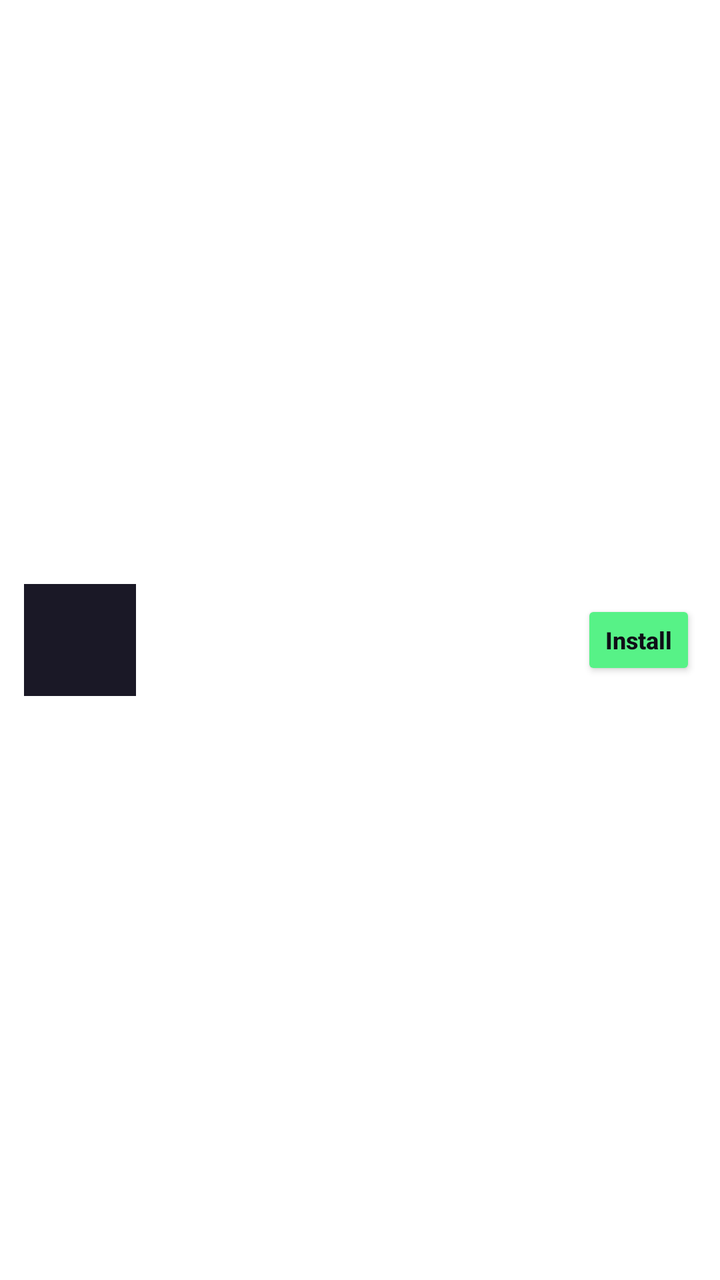
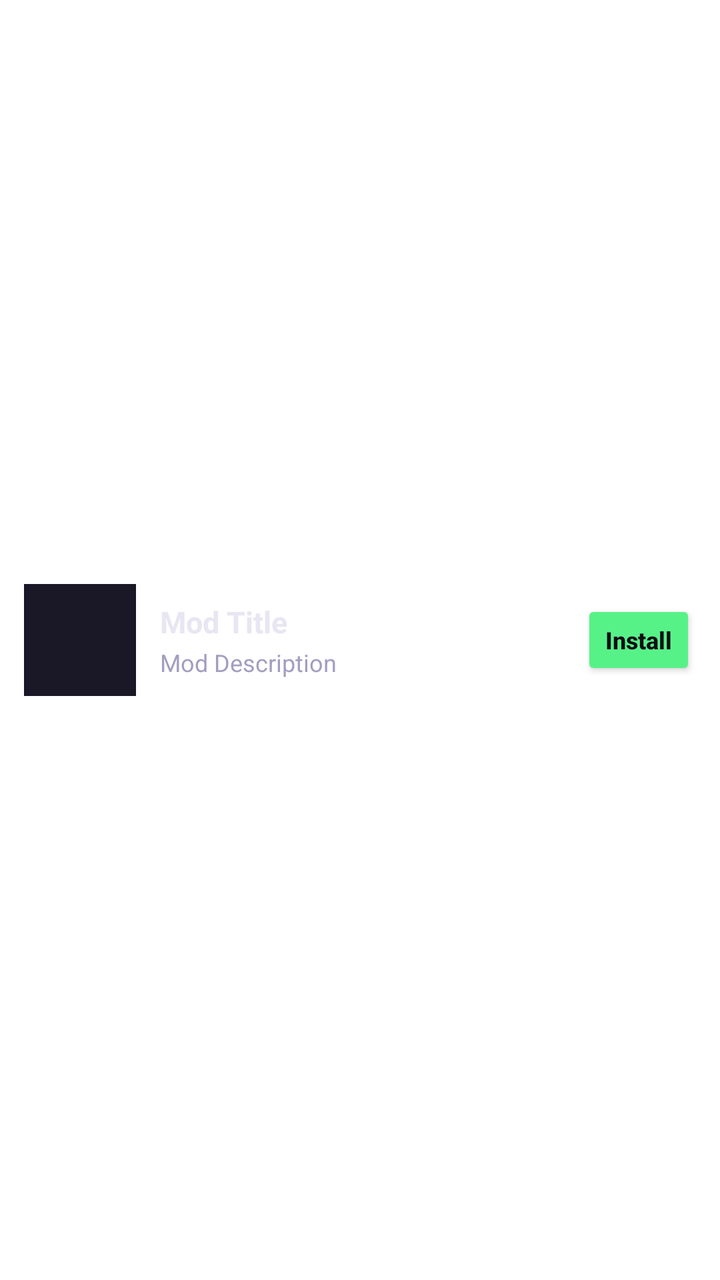

Screens rendered from an Android XML layout before and after an edit, with the pre-edit source and the edit as a unified diff.
<!-- AndroidManifest.xml: application theme Theme.Launcher -->
<!-- res/layout/item_store_mod.xml -->
<?xml version="1.0" encoding="utf-8"?>
<LinearLayout xmlns:android="http://schemas.android.com/apk/res/android"
    xmlns:app="http://schemas.android.com/apk/res-auto"
    android:id="@+id/root"
    android:layout_width="match_parent"
    android:layout_height="wrap_content"
    android:gravity="center_vertical"
    android:orientation="horizontal"
    android:padding="12dp">

    <ImageView
        android:id="@+id/icon"
        android:layout_width="56dp"
        android:layout_height="56dp"
        android:background="@color/card"
        android:contentDescription="@null"
        android:scaleType="centerCrop" />

    <androidx.constraintlayout.widget.ConstraintLayout
        android:id="@+id/text_block"
        android:layout_width="0dp"
        android:layout_height="wrap_content"
        android:layout_marginStart="12dp"
        android:layout_weight="1">

        <TextView
            android:id="@+id/name"
            android:layout_width="0dp"
            android:layout_height="wrap_content"
            android:ellipsize="end"
            android:maxLines="1"
            android:textColor="@color/text_main"
            android:textSize="15sp"
            android:textStyle="bold"
            app:layout_constraintBottom_toTopOf="@+id/desc"
            app:layout_constraintEnd_toEndOf="parent"
            app:layout_constraintStart_toStartOf="parent"
            app:layout_constraintTop_toTopOf="parent"
            app:layout_constraintVertical_chainStyle="packed" />

        <TextView
            android:id="@+id/desc"
            android:layout_width="0dp"
            android:layout_height="wrap_content"
            android:ellipsize="end"
            android:maxLines="2"
            android:paddingTop="2dp"
            android:textColor="@color/text_dim"
            android:textSize="12sp"
            app:layout_constraintBottom_toBottomOf="parent"
            app:layout_constraintEnd_toEndOf="parent"
            app:layout_constraintStart_toStartOf="parent"
            app:layout_constraintTop_toBottomOf="@+id/name" />
    </androidx.constraintlayout.widget.ConstraintLayout>

    <Button
        android:id="@+id/btn_install"
        android:layout_width="wrap_content"
        android:layout_height="40dp"
        android:backgroundTint="@color/accent_green"
        android:minWidth="0dp"
        android:paddingHorizontal="12dp"
        android:text="Install"
        android:textAllCaps="false"
        android:textColor="@color/accent_dark"
        android:textSize="12sp"
        android:textStyle="bold" />
</LinearLayout>
<!-- resources referenced by this layout -->
<resources>
  <color name="accent_dark">#FF0F0E17</color>
  <color name="accent_green">#FF57F287</color>
  <color name="card">#FF1A1826</color>
  <color name="text_dim">#FFA39EC0</color>
  <color name="text_main">#FFE8E6F2</color>
  <style name="Theme.Launcher" parent="Theme.MaterialComponents.DayNight.DarkActionBar">
          
          <item name="colorPrimary">@color/purple_500</item>
          <item name="colorPrimaryVariant">@color/purple_700</item>
          <item name="colorOnPrimary">@color/white</item>
          
          <item name="colorSecondary">@color/teal_200</item>
          <item name="colorSecondaryVariant">@color/teal_700</item>
          <item name="colorOnSecondary">@color/black</item>
          
          <item name="android:statusBarColor">?attr/colorPrimaryVariant</item>
          
      </style>
  <color name="purple_500">#FF6200EE</color>
  <color name="purple_700">#FF3700B3</color>
  <color name="white">#FFFFFFFF</color>
  <color name="teal_200">#FF03DAC5</color>
  <color name="teal_700">#FF018786</color>
  <color name="black">#FF000000</color>
</resources>

<!-- the commit's change to res/layout/item_store_mod.xml (unified diff, before → after) -->
@@ -29,6 +29,7 @@
             android:layout_height="wrap_content"
             android:ellipsize="end"
             android:maxLines="1"
+            android:text="Mod Title"
             android:textColor="@color/text_main"
             android:textSize="15sp"
             android:textStyle="bold"
@@ -42,6 +43,7 @@
             android:id="@+id/desc"
             android:layout_width="0dp"
             android:layout_height="wrap_content"
+            android:text="Mod Description"
             android:ellipsize="end"
             android:maxLines="2"
             android:paddingTop="2dp"
@@ -51,6 +53,21 @@
             app:layout_constraintEnd_toEndOf="parent"
             app:layout_constraintStart_toStartOf="parent"
             app:layout_constraintTop_toBottomOf="@+id/name" />
+
+        <TextView
+            android:id="@+id/progress_bar"
+            android:layout_width="0dp"
+            android:layout_height="wrap_content"
+            android:visibility="gone"
+            android:ellipsize="end"
+            android:maxLines="2"
+            android:paddingTop="2dp"
+            android:textColor="@color/text_dim"
+            android:textSize="12sp"
+            app:layout_constraintBottom_toBottomOf="parent"
+            app:layout_constraintEnd_toEndOf="parent"
+            app:layout_constraintStart_toStartOf="parent"
+            app:layout_constraintTop_toBottomOf="@+id/desc" />
     </androidx.constraintlayout.widget.ConstraintLayout>
 
     <Button
